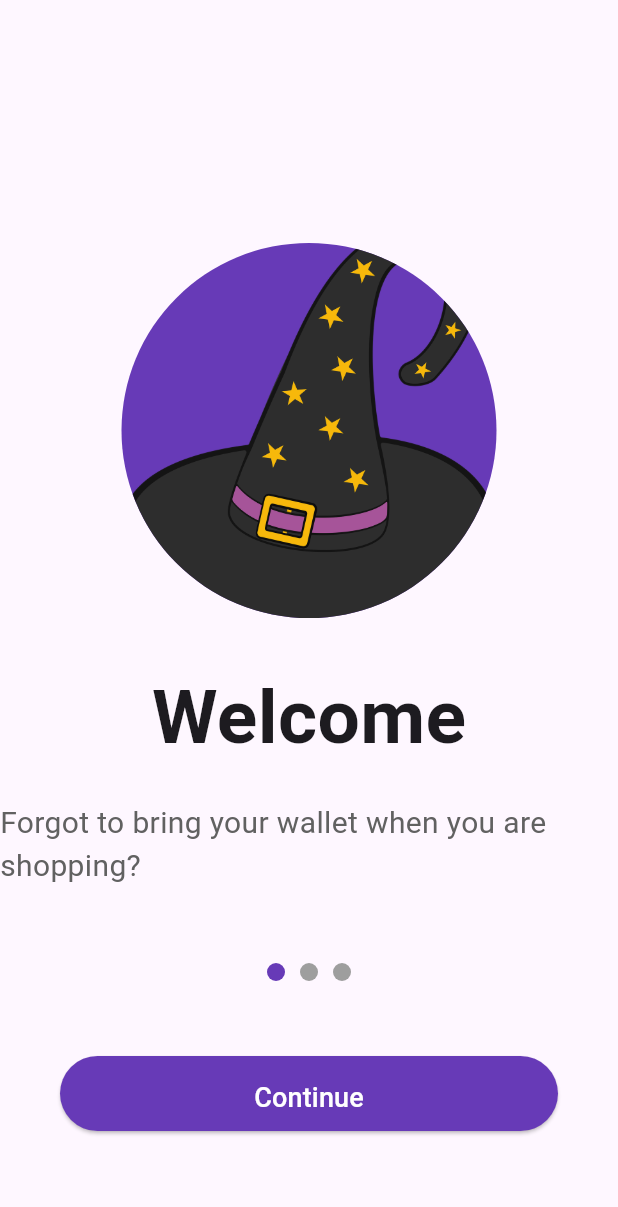
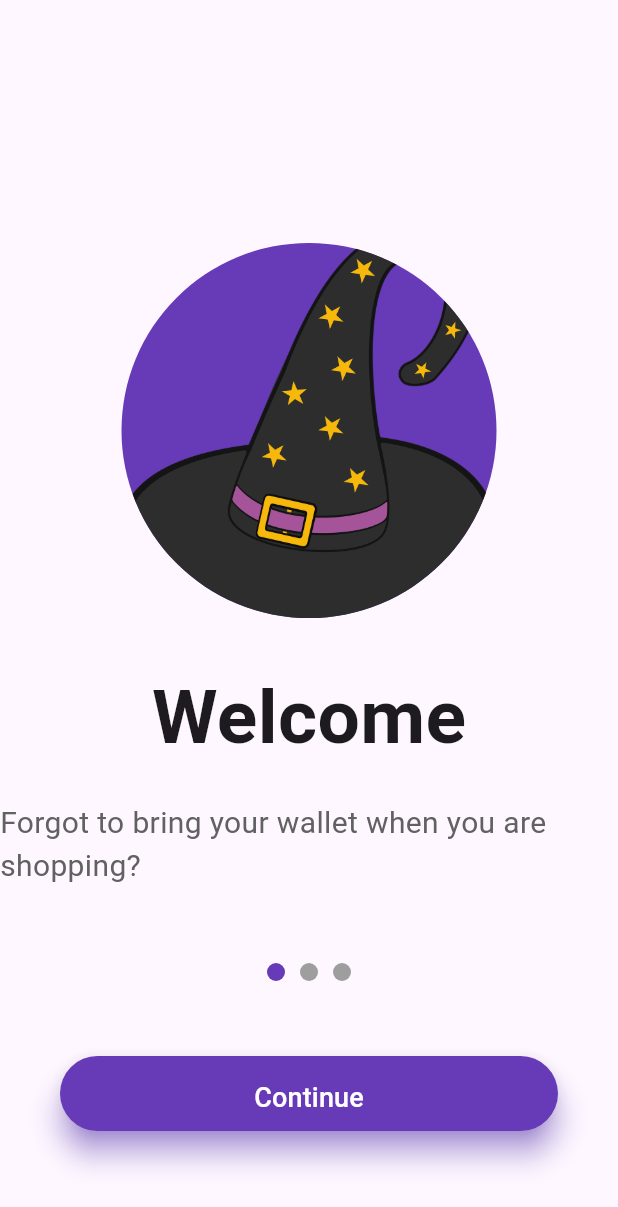
Before and after one commit to Hartamatamatama/KB1179-1123150117-uts, a Flutter app: the screen it shows after launch, after a tap on "Continue", on a phone screen of 412 x 824 dp. Shown: the top 1207 px of the screen. Run offline on Flutter 3.47's test engine with Material 3 defaults, Android fonts, the phone set to English and light mode, and no system bars.

```diff
--- a/lib/screen/splash_screen_1.dart
+++ b/lib/screen/splash_screen_1.dart
@@ -81,14 +81,43 @@ class SplashScreen1 extends StatelessWidget {
                     //   MaterialPageRoute(builder: (context) => SplashScreen2()),
                     // );
                   },
-                  style: ElevatedButton.styleFrom(
-                    backgroundColor: Colors.deepPurple,
-                    padding: EdgeInsets.symmetric(
-                      horizontal: 50.0,
-                      vertical: 15.0,
+                  style: ButtonStyle(
+                    backgroundColor: MaterialStateProperty.all(
+                      Colors.deepPurple,
                     ),
-                    shape: RoundedRectangleBorder(
-                      borderRadius: BorderRadius.circular(30.0),
+                    elevation: MaterialStateProperty.resolveWith<double>((
+                      states,
+                    ) {
+                      return states.contains(MaterialState.pressed) ? 2.0 : 8.0;
+                    }),
+                    padding: MaterialStateProperty.resolveWith<EdgeInsetsGeometry>((
+                      states,
+                    ) {
+                      // slightly reduce vertical padding when pressed to give "pressed-in" look
+                      return states.contains(MaterialState.pressed)
+                          ? EdgeInsets.symmetric(
+                              horizontal: 50.0,
+                              vertical: 12.0,
+                            )
+                          : EdgeInsets.symmetric(
+                              horizontal: 50.0,
+                              vertical: 15.0,
+                            );
+                    }),
+                    shape: MaterialStateProperty.all<RoundedRectangleBorder>(
+                      RoundedRectangleBorder(
+                        borderRadius: BorderRadius.circular(30.0),
+                      ),
+                    ),
+                    overlayColor: MaterialStateProperty.resolveWith<Color?>((
+                      states,
+                    ) {
+                      if (states.contains(MaterialState.pressed))
+                        return Colors.black.withOpacity(0.12);
+                      return null;
+                    }),
+                    shadowColor: MaterialStateProperty.all(
+                      Colors.deepPurpleAccent,
                     ),
                   ),
                   child: Text(
```
